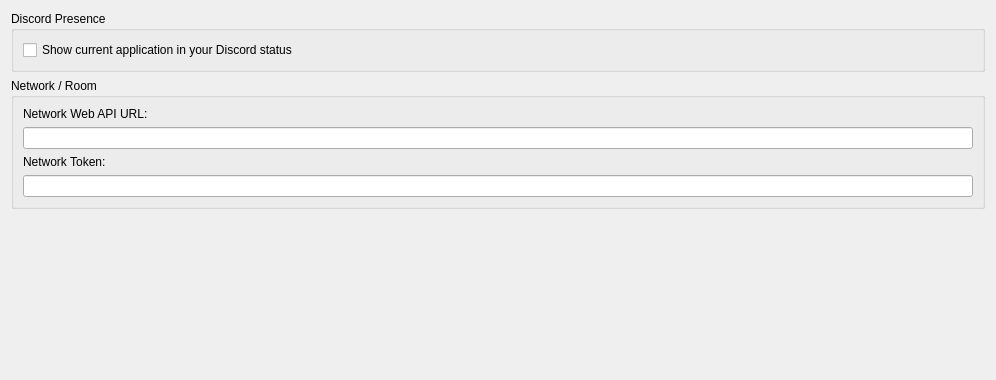
First picture: the form in src/citra_qt/configuration/configure_network.ui, repository openpak/azahar, before the edit; both pictures show x 0 to 996 and y 0 to 380 of the 996 by 561 pixel window.
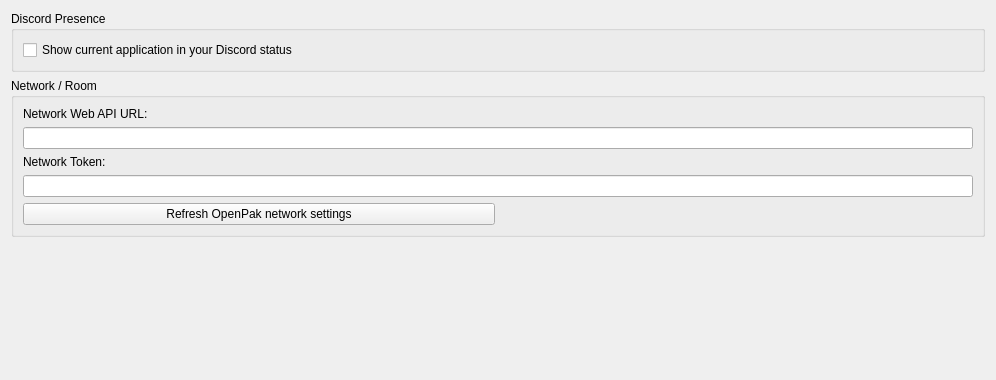
Second picture: the form after the edit.

Commit message: OpenPak: the HTTP_C host map comes from the network profile (EP-4); refresh action (EP-5)

What changed in the file:
```diff
--- a/src/citra_qt/configuration/configure_network.ui
+++ b/src/citra_qt/configuration/configure_network.ui
@@ -53,6 +53,27 @@
       <item>
        <widget class="QLineEdit" name="token_lineedit"/>
       </item>
+      <item>
+       <layout class="QHBoxLayout" name="openpak_profile_layout">
+        <item>
+        <widget class="QPushButton" name="openpak_profile_refresh">
+         <property name="toolTip">
+          <string>Re-fetch OpenPak's network profile (which names are answered on openpak.org). Games do this once per launch.</string>
+         </property>
+         <property name="text">
+          <string>Refresh OpenPak network settings</string>
+         </property>
+        </widget>
+        </item>
+        <item>
+        <widget class="QLabel" name="openpak_profile_status">
+         <property name="text">
+          <string/>
+         </property>
+        </widget>
+        </item>
+       </layout>
+      </item>
      </layout>
     </widget>
    </item>
```
The commit also changes 7 other files.
